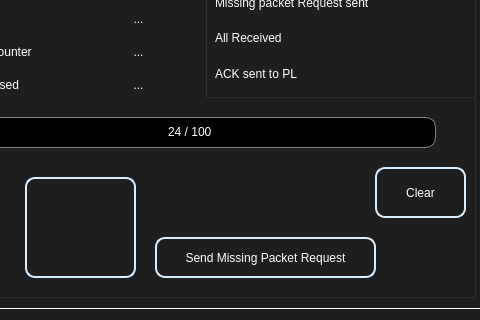
Old version of the form UI/ui_file/LioTest.ui in the repository MorgesHAB/ERT2020GS; both pictures show x 96 to 576 and y 542 to 862 of the 1387 by 862 pixel window.
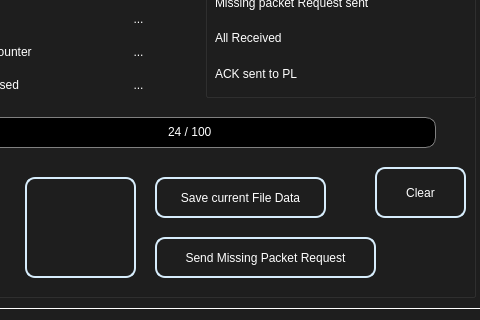
New version of the form. Icons and pictures are not drawn.

Commit message: add button - save file during transmission

What changed in the file:
```diff
--- a/UI/ui_file/LioTest.ui
+++ b/UI/ui_file/LioTest.ui
@@ -2852,6 +2852,36 @@
        <string>Clear</string>
       </property>
      </widget>
+     <widget class="QPushButton" name="ftx_save_file">
+      <property name="geometry">
+       <rect>
+        <x>230</x>
+        <y>300</y>
+        <width>171</width>
+        <height>41</height>
+       </rect>
+      </property>
+      <property name="styleSheet">
+       <string notr="true">QPushButton{
+border: 2px solid;
+border-color: rgb(215, 237, 252);
+border-radius: 10px;
+}
+QPushButton:hover {
+background-color: black; 
+border: 3px solid;
+border-color: rgb(215, 237, 252);
+}
+QPushButton:pressed {
+border: 4px solid;
+border-color: rgb(92, 242, 135);
+}
+</string>
+      </property>
+      <property name="text">
+       <string>Save current File Data</string>
+      </property>
+     </widget>
     </widget>
    </widget>
   </widget>
```
The commit also changes 7 other files.
